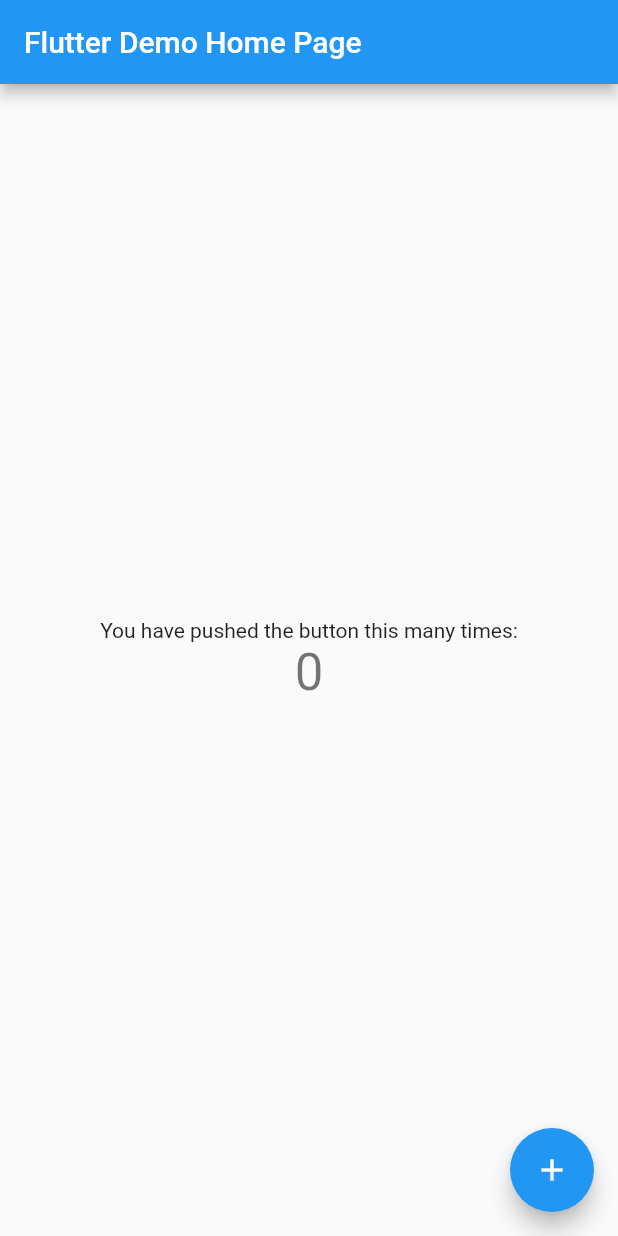
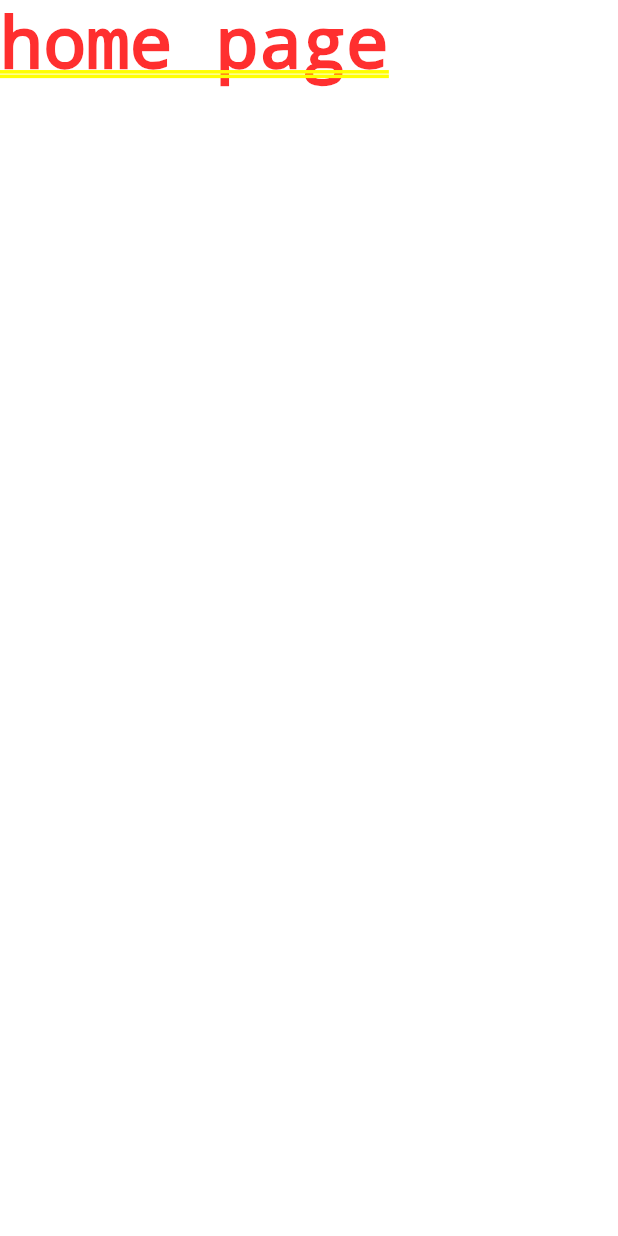
Before and after one commit to ranishrocks/dotext, a Flutter app: the screen it shows after launch, on a phone screen of 412 x 824 dp. Run offline on Flutter 3.47's test engine with Material 2 defaults, Android fonts, the phone set to English and light mode, and no system bars.

Commit message:
feat: add basic ui fram and file structure
- make file structure for the app
- add basic ui flow for main and main app

```diff
--- a/lib/main.dart
+++ b/lib/main.dart
@@ -1,115 +1,7 @@
 import 'package:flutter/material.dart';
 
+import 'ui/pages/main_app.dart';
+
 void main() {
-  runApp(const MyApp());
+  runApp(MainApp());
 }
-
-class MyApp extends StatelessWidget {
-  const MyApp({super.key});
-
-  // This widget is the root of your application.
-  @override
-  Widget build(BuildContext context) {
-    return MaterialApp(
-      title: 'Flutter Demo',
-      theme: ThemeData(
-        // This is the theme of your application.
-        //
-        // Try running your application with "flutter run". You'll see the
-        // application has a blue toolbar. Then, without quitting the app, try
-        // changing the primarySwatch below to Colors.green and then invoke
-        // "hot reload" (press "r" in the console where you ran "flutter run",
-        // or simply save your changes to "hot reload" in a Flutter IDE).
-        // Notice that the counter didn't reset back to zero; the application
-        // is not restarted.
-        primarySwatch: Colors.blue,
-      ),
-      home: const MyHomePage(title: 'Flutter Demo Home Page'),
-    );
-  }
-}
-
-class MyHomePage extends StatefulWidget {
-  const MyHomePage({super.key, required this.title});
-
-  // This widget is the home page of your application. It is stateful, meaning
-  // that it has a State object (defined below) that contains fields that affect
-  // how it looks.
-
-  // This class is the configuration for the state. It holds the values (in this
-  // case the title) provided by the parent (in this case the App widget) and
-  // used by the build method of the State. Fields in a Widget subclass are
-  // always marked "final".
-
-  final String title;
-
-  @override
-  State<MyHomePage> createState() => _MyHomePageState();
-}
-
-class _MyHomePageState extends State<MyHomePage> {
-  int _counter = 0;
-
-  void _incrementCounter() {
-    setState(() {
-      // This call to setState tells the Flutter framework that something has
-      // changed in this State, which causes it to rerun the build method below
-      // so that the display can reflect the updated values. If we changed
-      // _counter without calling setState(), then the build method would not be
-      // called again, and so nothing would appear to happen.
-      _counter++;
-    });
-  }
-
-  @override
-  Widget build(BuildContext context) {
-    // This method is rerun every time setState is called, for instance as done
-    // by the _incrementCounter method above.
-    //
-    // The Flutter framework has been optimized to make rerunning build methods
-    // fast, so that you can just rebuild anything that needs updating rather
-    // than having to individually change instances of widgets.
-    return Scaffold(
-      appBar: AppBar(
-        // Here we take the value from the MyHomePage object that was created by
-        // the App.build method, and use it to set our appbar title.
-        title: Text(widget.title),
-      ),
-      body: Center(
-        // Center is a layout widget. It takes a single child and positions it
-        // in the middle of the parent.
-        child: Column(
-          // Column is also a layout widget. It takes a list of children and
-          // arranges them vertically. By default, it sizes itself to fit its
-          // children horizontally, and tries to be as tall as its parent.
-          //
-          // Invoke "debug painting" (press "p" in the console, choose the
-          // "Toggle Debug Paint" action from the Flutter Inspector in Android
-          // Studio, or the "Toggle Debug Paint" command in Visual Studio Code)
-          // to see the wireframe for each widget.
-          //
-          // Column has various properties to control how it sizes itself and
-          // how it positions its children. Here we use mainAxisAlignment to
-          // center the children vertically; the main axis here is the vertical
-          // axis because Columns are vertical (the cross axis would be
-          // horizontal).
-          mainAxisAlignment: MainAxisAlignment.center,
-          children: <Widget>[
-            const Text(
-              'You have pushed the button this many times:',
-            ),
-            Text(
-              '$_counter',
-              style: Theme.of(context).textTheme.headline4,
-            ),
-          ],
-        ),
-      ),
-      floatingActionButton: FloatingActionButton(
-        onPressed: _incrementCounter,
-        tooltip: 'Increment',
-        child: const Icon(Icons.add),
-      ), // This trailing comma makes auto-formatting nicer for build methods.
-    );
-  }
-}
--- /dev/null
+++ b/lib/ui/pages/home_page/home_page.dart
@@ -0,0 +1,10 @@
+import "package:flutter/material.dart";
+
+class HomePage extends StatelessWidget {
+  HomePage({super.key});
+
+  @override
+  Widget build(BuildContext context) {
+    return Text("home page");
+  }
+}
--- /dev/null
+++ b/lib/ui/pages/login_page/login_page.dart
@@ -0,0 +1,10 @@
+import "package:flutter/material.dart";
+
+class LoginPage extends StatelessWidget {
+  LoginPage({super.key});
+
+  @override
+  Widget build(BuildContext context) {
+    return Text("login page");
+  }
+}
--- /dev/null
+++ b/lib/ui/pages/main_app.dart
@@ -0,0 +1,25 @@
+import "package:flutter/material.dart";
+
+import 'home_page/home_page.dart';
+import 'login_page/login_page.dart';
+
+class MainApp extends StatelessWidget {
+  MainApp({super.key});
+
+  @override
+  Widget build(BuildContext context) {
+    bool loggedIn = getIfLoggedIn();
+
+    return MaterialApp(
+      title: 'Flutter Demo',
+      // theme: ThemeData,
+      // darkTheme: ThemeData,
+      themeMode: ThemeMode.system,
+      home: loggedIn ? HomePage() : LoginPage(),
+    );
+  }
+}
+
+getIfLoggedIn(){
+  return true;
+}
```
Also changed, not shown: lib/utils/language_util.dart (added), lib/utils/route_util.dart (added), 1 other file.
